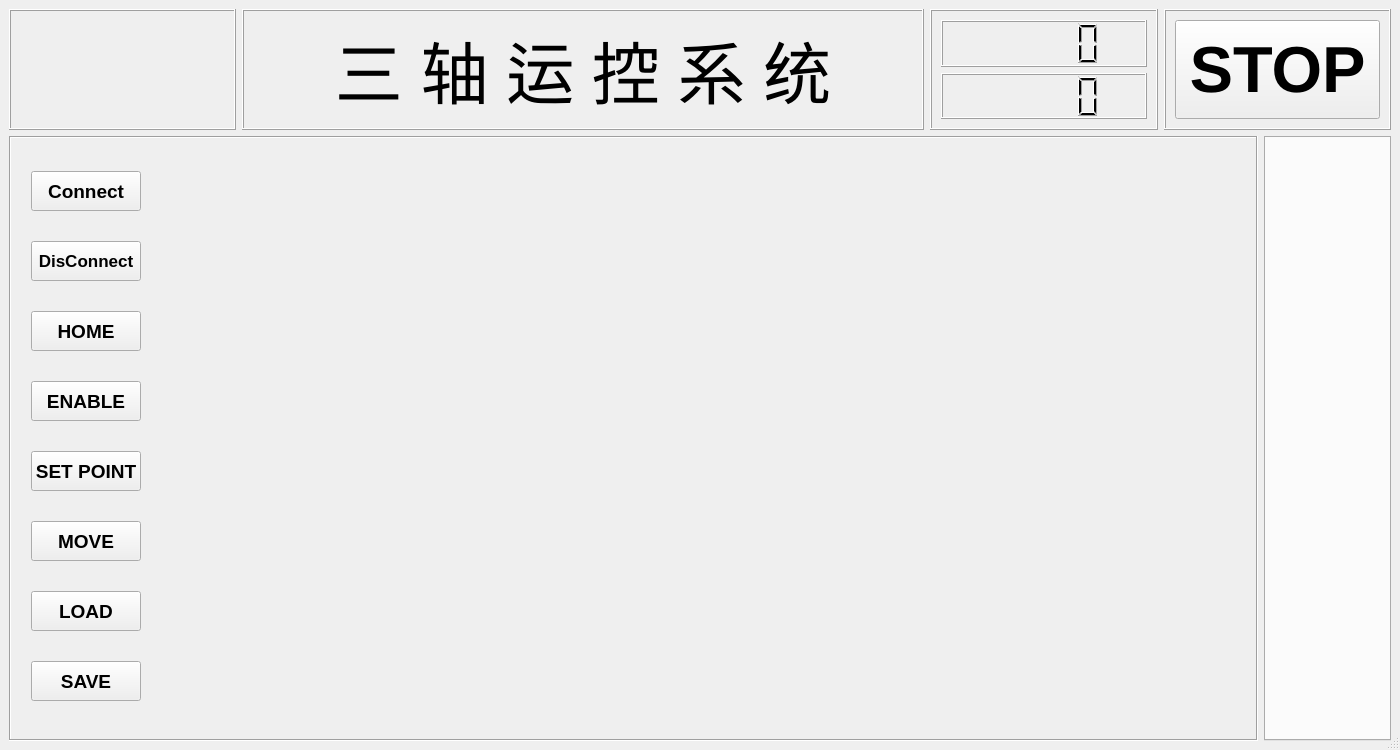
JintaoFeng/huawei_MotionStage_2, file mainwindow.ui: the form before one commit.
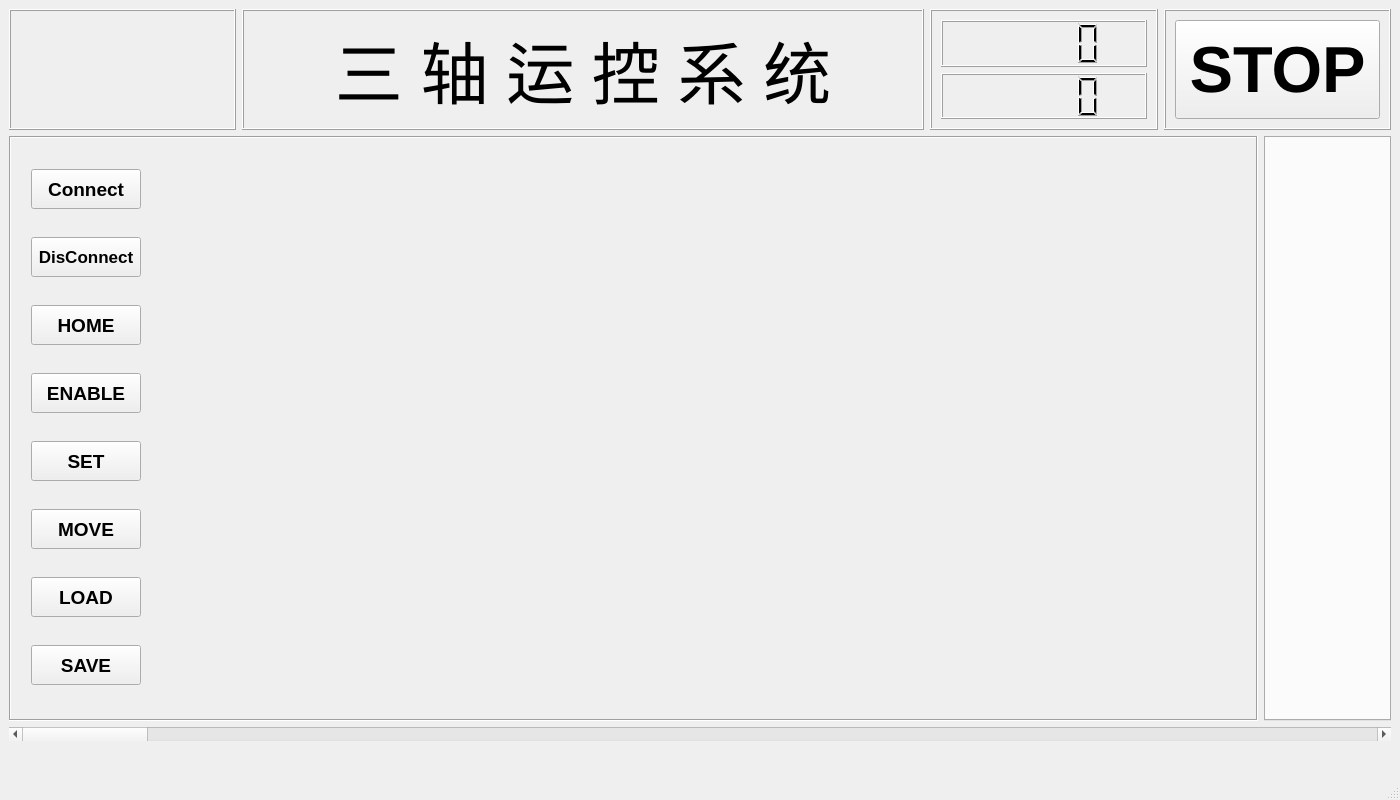
The form after the commit.

The edit to the form file:
```diff
--- a/mainwindow.ui
+++ b/mainwindow.ui
@@ -7,7 +7,7 @@
     <x>0</x>
     <y>0</y>
     <width>1400</width>
-    <height>750</height>
+    <height>800</height>
    </rect>
   </property>
   <property name="sizePolicy">
@@ -25,7 +25,7 @@
   <property name="maximumSize">
    <size>
     <width>1400</width>
-    <height>750</height>
+    <height>800</height>
    </size>
   </property>
   <property name="mouseTracking">
@@ -53,7 +53,7 @@
      <height>750</height>
     </size>
    </property>
-   <layout class="QVBoxLayout" name="verticalLayout" stretch="1,6">
+   <layout class="QVBoxLayout" name="verticalLayout" stretch="1,6,0">
     <item>
      <layout class="QHBoxLayout" name="horizontalLayout" stretch="1,3,1,1">
       <item>
@@ -314,7 +314,7 @@
             </font>
            </property>
            <property name="text">
-            <string>SET POINT</string>
+            <string>SET</string>
            </property>
           </widget>
          </item>
@@ -414,6 +414,13 @@
       </item>
      </layout>
     </item>
+    <item>
+     <widget class="QScrollBar" name="horizontalScrollBar">
+      <property name="orientation">
+       <enum>Qt::Horizontal</enum>
+      </property>
+     </widget>
+    </item>
    </layout>
   </widget>
   <widget class="QMenuBar" name="menubar">
```
